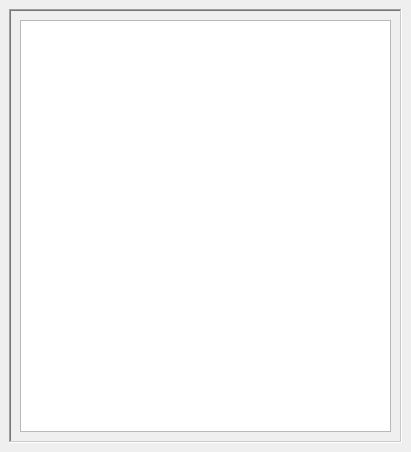
Qt form src/VerticeEditorWidget.ui (nicolasedh/hexBlocker) before a commit.
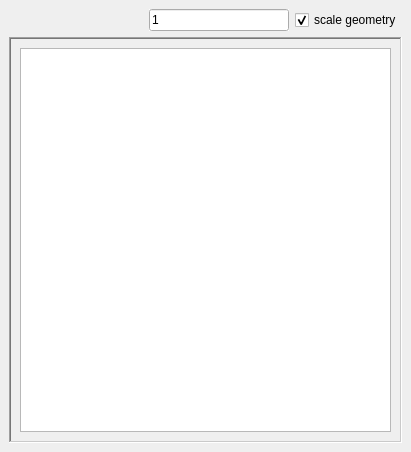
The same form after that commit.

Commit message: Display the model scale above vertices list, allowing to edit it there.

Patch:
```diff
--- a/src/VerticeEditorWidget.ui
+++ b/src/VerticeEditorWidget.ui
@@ -15,6 +15,48 @@
   </property>
   <widget class="QWidget" name="dockWidgetContents">
    <layout class="QVBoxLayout" name="verticalLayout_3">
+
+    <item>
+     <layout class="QHBoxLayout" name="horizontalLayout">
+      <item>
+       <spacer name="horizontalSpacer1">
+        <property name="orientation">
+         <enum>Qt::Horizontal</enum>
+        </property>
+        <property name="sizeHint" stdset="0">
+         <size>
+          <width>40</width>
+          <height>20</height>
+         </size>
+        </property>
+       </spacer>
+      </item>
+      <item>
+       <widget class="QLineEdit" name="scaleFactor">
+        <property name="autoFillBackground">
+         <bool>true</bool>
+        </property>
+        <property name="text">
+         <string>1</string>
+        </property>
+       </widget>
+      </item>
+      <item>
+       <widget class="QCheckBox" name="scaleGeo">
+        <property name="autoFillBackground">
+         <bool>true</bool>
+        </property>
+        <property name="text">
+         <string>scale geometry</string>
+        </property>
+        <property name="checked">
+         <bool>true</bool>
+        </property>
+       </widget>
+      </item>
+     </layout>
+    </item>
+
     <item>
      <widget class="QFrame" name="frame">
       <property name="sizePolicy">
```
The commit also changes 3 other files.
